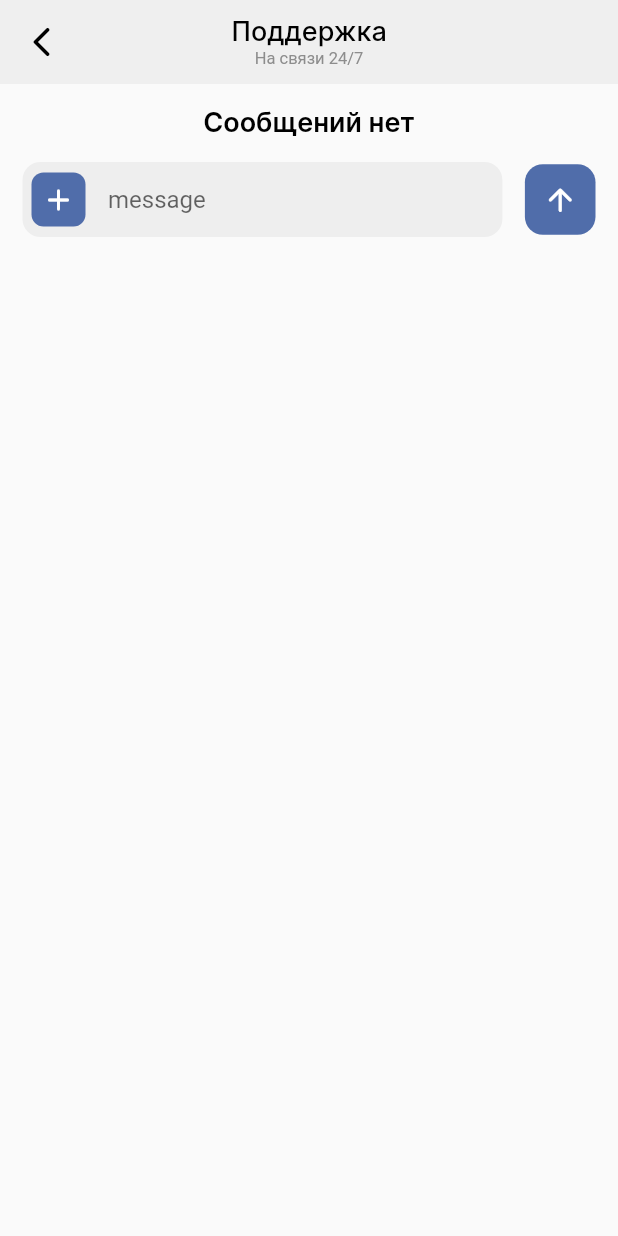
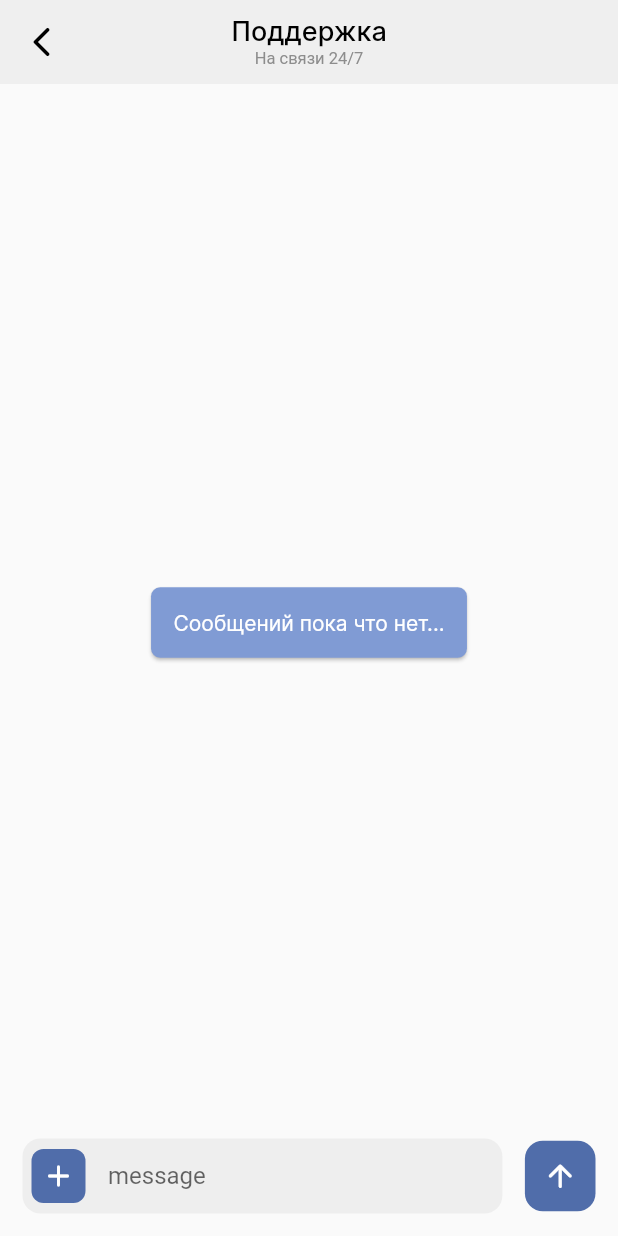
Before and after one commit to NM4ik/hotel_app, a Flutter app: the ConversationScreen screen opened directly with empty values, on a phone screen of 412 x 824 dp. Run offline on Flutter 3.47's test engine with Material 2 defaults, Android fonts, the phone set to English and light mode, and no system bars; our stand-ins replace bloc, cloud_firestore, equatable, firebase_auth, firebase_core, flutter_bloc and 11 more; missing offline and left inert: flutter_firebase_chat_core; accounts and stored records are empty.

Commit message:
future builder chat_screen.dart, need fix authChanges.listen => throw an error

```diff
--- /dev/null
+++ b/lib/feature/data/models/chat_model.dart
@@ -0,0 +1,22 @@
+import 'package:hotel_ma/feature/data/models/message_model.dart';
+import 'package:hotel_ma/feature/domain/entities/chat_entity.dart';
+
+class ChatModel extends ChatEntity {
+  const ChatModel(
+      {required String? name,
+      required DateTime createdAt,
+      required int status,
+      required String uid,
+      required List<String> userIds,
+      required MessageModel recentMessage})
+      : super(name: name, createdAt: createdAt, status: status, uid: uid, userIds: userIds, recentMessage: recentMessage);
+
+  Map<String, dynamic> toJson() => <String, dynamic>{
+        'createdAt': createdAt.millisecondsSinceEpoch,
+        'name': name,
+        'status': status,
+        'uid': uid,
+        'userIds': userIds,
+        'recentMessage': recentMessage.toJson(),
+      };
+}
--- a/lib/feature/data/models/message_model.dart
+++ b/lib/feature/data/models/message_model.dart
@@ -5,7 +5,7 @@ class MessageModel extends MessageEntity {
 
   Map<String, dynamic> toJson() => <String, dynamic>{
         'content': content,
-        'sendAt': sendAt,
+        'sendAt': sendAt.millisecondsSinceEpoch,
         'sendBy': sendBy,
       };
 }
--- a/lib/feature/presentation/screens/conversation_screen.dart
+++ b/lib/feature/presentation/screens/conversation_screen.dart
@@ -2,6 +2,7 @@ import 'package:bubble/bubble.dart';
 import 'package:cloud_firestore/cloud_firestore.dart';
 import 'package:flutter/cupertino.dart';
 import 'package:flutter/material.dart';
+import 'package:hotel_ma/common/app_themes.dart';
 import 'package:hotel_ma/core/locator_service.dart';
 import 'package:hotel_ma/feature/data/datasources/firestore_data.dart';
 import 'package:hotel_ma/feature/data/datasources/shared_preferences_methods.dart';
@@ -23,10 +24,17 @@ class _ConversationScreenState extends State<ConversationScreen> {
   Widget build(BuildContext context) {
     TextEditingController textController = TextEditingController();
     FirestoreData firestoreData = FirestoreData();
+    late bool isData;
 
-    _sendMessage(String message) {
-      firestoreData.sendMessage(message, widget.userModel.uid, widget.userModel.displayName.toString());
+    _sendMessage(String message, bool isData) async{
+      if (isData == false) {
+        await firestoreData.initializeChat(message, widget.userModel);
+      }
+
+      firestoreData.sendMessage(message, widget.userModel.uid);
       textController.clear();
+
+
     }
 
     return Scaffold(
@@ -56,47 +64,78 @@ class _ConversationScreenState extends State<ConversationScreen> {
           child: Column(
             children: [
               StreamBuilder<QuerySnapshot>(
-                  stream:
-                      FirebaseFirestore.instance.collection('chats').doc('user-uid').collection('messages').orderBy('sendAt', descending: true).snapshots(),
+                  stream: FirebaseFirestore.instance
+                      .collection('chats')
+                      .doc(widget.userModel.uid)
+                      .collection('messages')
+                      .orderBy('sendAt', descending: true)
+                      .snapshots(),
                   builder: (context, snapshot) {
                     if (snapshot.hasError) {
                       return const Text("Something went wrong");
                     }
 
                     if (snapshot.connectionState == ConnectionState.waiting) {
-                      return const CircularProgressIndicator(
+                      return const Center(
+                        child: CircularProgressIndicator(
                           color: kMainBlueColor,
+                        ),
                       );
                     }
 
-                    if (snapshot.data!.docs.isEmpty) {
-                      return Center(
-                          child: Text(
-                        "Сообщений нет",
-                        style: Theme.of(context).textTheme.headline3,
-                      ));
+                    final data = snapshot.data!.docs.map((DocumentSnapshot e) => e.data()! as Map<String, dynamic>).toList();
+
+                    if (data.isEmpty) {
+                      isData = false;
+
+                      return Expanded(
+                        child: Align(
+                          alignment: Alignment.bottomCenter,
+                          child: Bubble(
+                            alignment: Alignment.center,
+                            color: const Color(0xFF809BD4),
+                            child: const Text(
+                              'Сообщений пока что нет...',
+                              style: TextStyle(fontSize: 14, color: Colors.white, fontWeight: FontWeight.w400),
+                            ),
+                            padding: const BubbleEdges.all(kEdgeVerticalPadding / 2),
+                            margin: const BubbleEdges.only(top: kEdgeVerticalPadding / 2),
+                          ),
+                        ),
+                      );
+                    }else{
+                      isData = true;
                     }
-
-                    final data = snapshot.data!.docs.map((DocumentSnapshot e) => e.data()! as Map<String, dynamic>).toList();
 
                     return Expanded(
                         child: ListView.builder(
                             physics: const BouncingScrollPhysics(),
                             reverse: true,
                             itemCount: data.length,
-                      itemBuilder: (context, index) => Bubble(
-                        alignment: Alignment.centerRight,
-                        color: const Color(0xFF809BD4),
+                            itemBuilder: (context, index) {
+                              final isUser = widget.userModel.uid == data[index]['sendBy'];
+
+                              return Bubble(
+                                alignment: isUser ? Alignment.centerRight : Alignment.centerLeft,
+                                color: isUser ? const Color(0xFF809BD4) : Theme.of(context).cardColor,
                                 padding: const BubbleEdges.all(kEdgeVerticalPadding / 2),
                                 margin: const BubbleEdges.only(top: kEdgeVerticalPadding / 2),
-                        nip: BubbleNip.rightBottom,
+                                nip: isUser ? BubbleNip.rightBottom : BubbleNip.leftBottom,
                                 child: Text(
                                   data[index]['content'].toString(),
-                          style: const TextStyle(fontSize: 14, color: Colors.white, fontWeight: FontWeight.w400),
+                                  style: TextStyle(
+                                      fontSize: 14,
+                                      color: Theme.of(context).brightness == Brightness.light
+                                          ? isUser
+                                              ? Colors.white
+                                              : Colors.black
+                                          : Colors.white,
+                                      fontWeight: FontWeight.w400),
                                 ),
-                      ),
-                    ));
+                              );
+                            }));
                   }),
+
               const SizedBox(
                 height: kEdgeVerticalPadding / 2,
               ),
@@ -131,8 +170,7 @@ class _ConversationScreenState extends State<ConversationScreen> {
                                         color: Colors.white,
                                       ),
                                     )),
-                                onTap: () {
-                                }),
+                                onTap: () {}),
                             const SizedBox(
                               width: kEdgeHorizontalPadding,
                             ),
@@ -169,7 +207,10 @@ class _ConversationScreenState extends State<ConversationScreen> {
                             ),
                           )),
                       onTap: () {
-                        _sendMessage(textController.text);
+                        _sendMessage(
+                          textController.text,
+                          isData,
+                        );
                       }),
                 ],
               )
```
Also changed, not shown: lib/feature/data/datasources/firestore_data.dart (+34 -4 lines), lib/feature/data/models/user_model.dart (+8 -5 lines), lib/feature/domain/entities/chat_entity.dart (added, +23 -0 lines), lib/feature/presentation/screens/chat_screen.dart (+47 -9 lines). Lines whose indentation alone changed are shown as unchanged.
